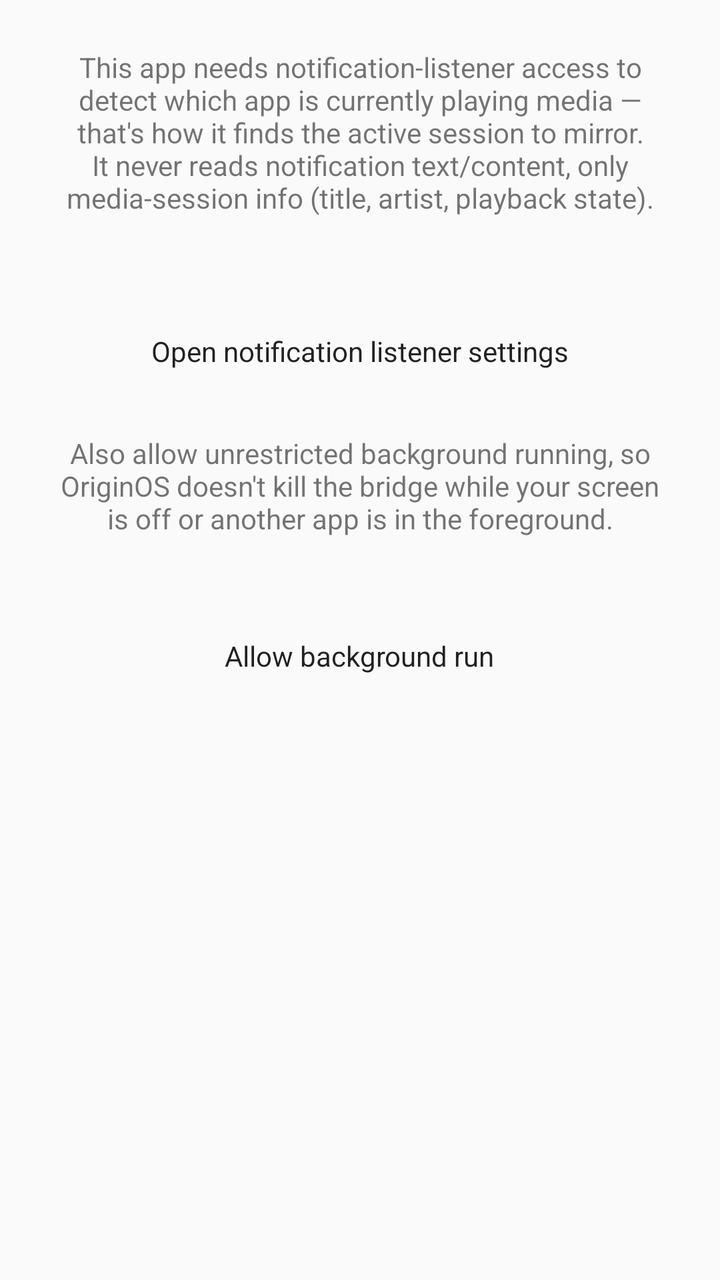
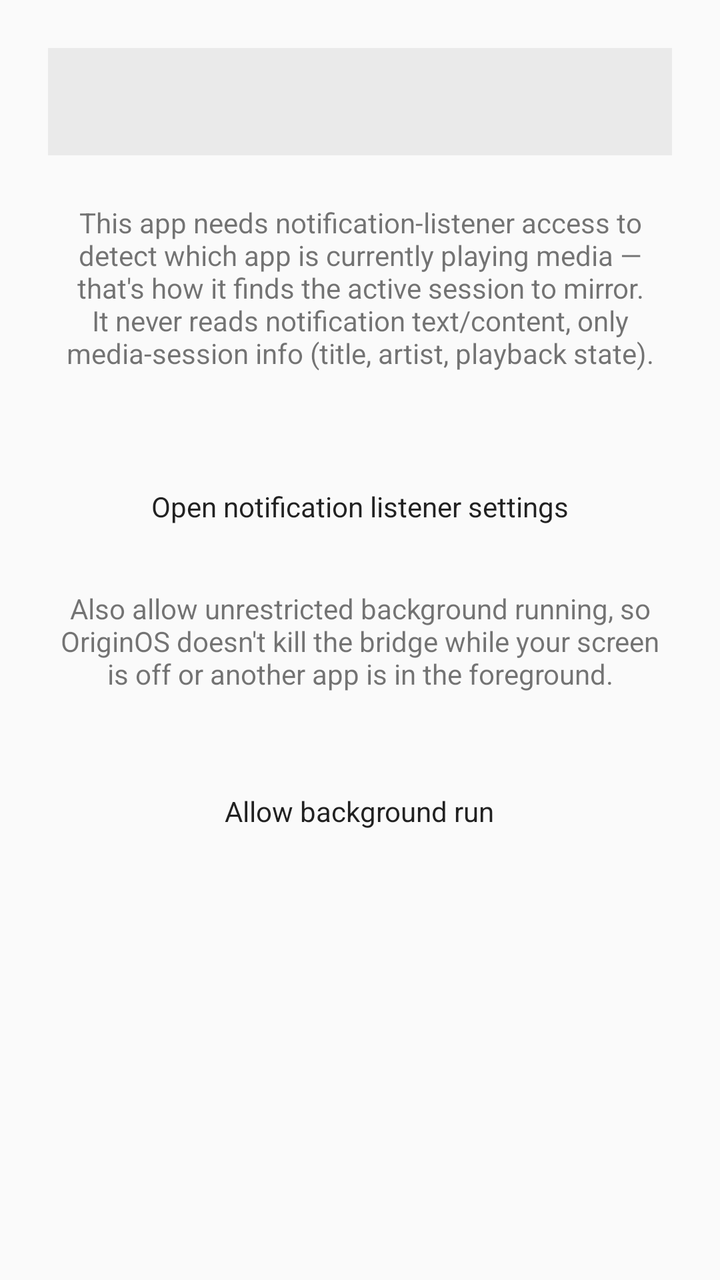

Screens rendered from an Android XML layout before and after an edit, with the pre-edit source and the edit as a unified diff.
<!-- AndroidManifest.xml: application theme Theme.OriginGhostPlayer -->
<!-- res/layout/activity_main.xml -->
<?xml version="1.0" encoding="utf-8"?>
<ScrollView xmlns:android="http://schemas.android.com/apk/res/android"
    android:id="@+id/root_scroll"
    android:layout_width="match_parent"
    android:layout_height="match_parent"
    android:clipToPadding="false">

    <LinearLayout
        android:layout_width="match_parent"
        android:layout_height="wrap_content"
        android:orientation="vertical"
        android:gravity="center"
        android:padding="24dp">

        <TextView
            android:layout_width="match_parent"
            android:layout_height="wrap_content"
            android:textSize="14sp"
            android:gravity="center"
            android:layout_marginBottom="24dp"
            android:text="@string/explanation" />

        <TextView
            android:id="@+id/status_text"
            android:layout_width="wrap_content"
            android:layout_height="wrap_content"
            android:textSize="16sp"
            android:layout_marginBottom="12dp" />

        <Button
            android:id="@+id/open_settings_button"
            android:layout_width="wrap_content"
            android:layout_height="wrap_content"
            android:layout_marginBottom="32dp"
            android:text="@string/open_settings" />

        <TextView
            android:layout_width="match_parent"
            android:layout_height="wrap_content"
            android:textSize="14sp"
            android:gravity="center"
            android:layout_marginBottom="16dp"
            android:text="@string/battery_explanation" />

        <TextView
            android:id="@+id/battery_status_text"
            android:layout_width="wrap_content"
            android:layout_height="wrap_content"
            android:textSize="16sp"
            android:layout_marginBottom="12dp" />

        <Button
            android:id="@+id/allow_background_button"
            android:layout_width="wrap_content"
            android:layout_height="wrap_content"
            android:text="@string/allow_background" />

    </LinearLayout>
</ScrollView>
<!-- resources referenced by this layout -->
<resources>
  <string name="allow_background">Allow background run</string>
  <string name="battery_explanation">Also allow unrestricted background running, so OriginOS doesn\'t kill the bridge while your screen is off or another app is in the foreground.</string>
  <string name="explanation">This app needs notification-listener access to detect which app is currently playing media — that\'s how it finds the active session to mirror. It never reads notification text/content, only media-session info (title, artist, playback state).</string>
  <string name="open_settings">Open notification listener settings</string>
  <style name="Theme.OriginGhostPlayer" parent="android:Theme.Material.Light.NoActionBar" />
</resources>

<!-- the commit's change to res/layout/activity_main.xml (unified diff, before → after) -->
@@ -11,6 +11,19 @@
         android:orientation="vertical"
         android:gravity="center"
         android:padding="24dp">
+
+        <TextView
+            android:id="@+id/now_playing_text"
+            android:layout_width="match_parent"
+            android:layout_height="wrap_content"
+            android:textSize="16sp"
+            android:textStyle="bold"
+            android:gravity="center"
+            android:padding="16dp"
+            android:layout_marginBottom="24dp"
+            android:background="#22808080"
+            android:clickable="true"
+            android:focusable="true" />
 
         <TextView
             android:layout_width="match_parent"
